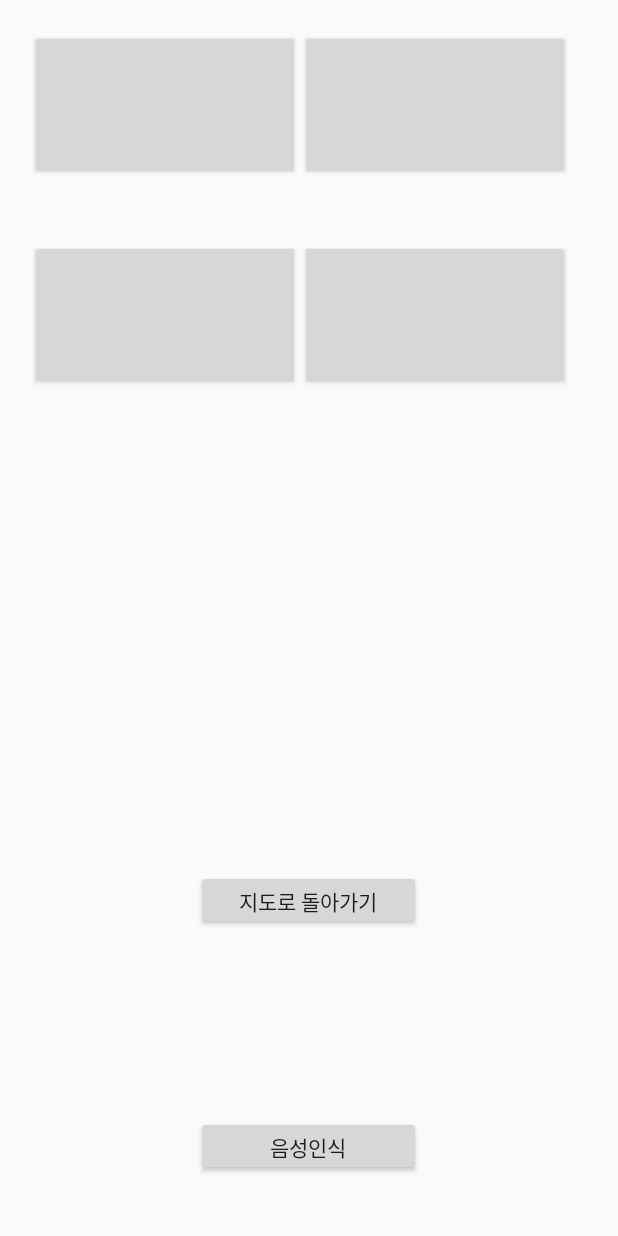
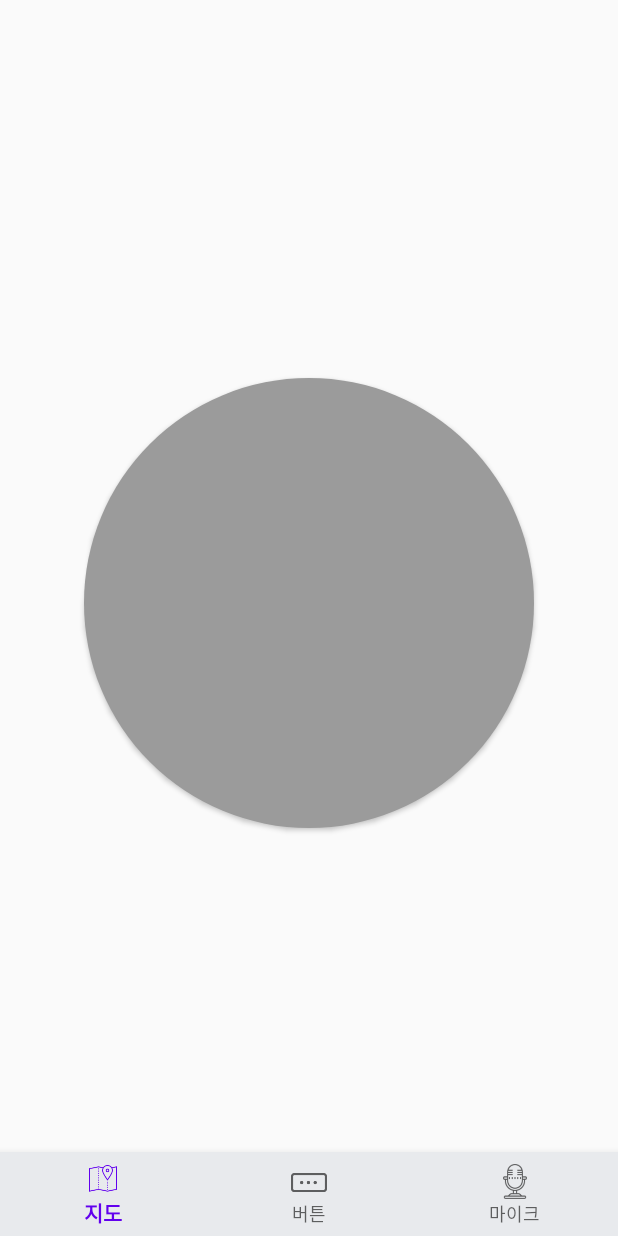
Before and after one commit to KimHyungSik/School_project, an Android app: the Menu_Activity screen opened directly, with no data from a screen before it, on a phone screen of 412 x 824 dp. Run offline under Robolectric (Android 15) with nearby library versions, the phone set to English and light mode, and no system bars; 3 statements that could not run were skipped.

Commit message:
bottom_nav

```diff
--- a/Destination_alarm/app/build.gradle
+++ b/Destination_alarm/app/build.gradle
@@ -40,7 +40,7 @@ dependencies {
     //화면 스와이프프
     implementation 'me.relex:circleindicator:1.2.2'
 
-    implementation 'com.android.support:design:29.0.0'
+    implementation 'com.android.support:design:27.1.1'
 
     testImplementation 'junit:junit:4.12'
     androidTestImplementation 'androidx.test.ext:junit:1.1.1'
--- a/Destination_alarm/app/src/main/java/com/example/destination_alarm/Menu_Activity.java
+++ b/Destination_alarm/app/src/main/java/com/example/destination_alarm/Menu_Activity.java
@@ -1,5 +1,6 @@
 package com.example.destination_alarm;
 
+import androidx.annotation.NonNull;
 import androidx.appcompat.app.AppCompatActivity;
 
 import android.content.Intent;
@@ -7,16 +8,17 @@ import android.os.AsyncTask;
 import android.os.Bundle;
 import android.speech.RecognizerIntent;
 import android.util.Log;
+import android.view.MenuItem;
 import android.view.View;
 import android.widget.Button;
-import android.widget.TextView;
-import android.widget.Toast;
+
+import com.google.android.material.bottomnavigation.BottomNavigationView;
 
 import java.util.ArrayList;
 
 public class Menu_Activity extends AppCompatActivity {
 
-    Button SttBnt, Back_Map;
+    Button SttBnt;
     VoiceTask voiceTask;
 
     @Override
@@ -25,11 +27,40 @@ public class Menu_Activity extends AppCompatActivity {
         setContentView(R.layout.activity_menu_);
         SettingItems();
         SetListener();
+
+        BottomNavigationView bottomNavigationView = findViewById(R.id.Menu_bottom_nav_view);
+        bottomNavigationView.setOnNavigationItemSelectedListener(
+                new BottomNavigationView.OnNavigationItemSelectedListener() {
+                    @Override
+                    public boolean onNavigationItemSelected(@NonNull MenuItem item) {
+
+
+                        // 어떤 메뉴 아이템이 터치되었는지 확인합니다.
+                        switch (item.getItemId()) {
+
+                            case R.id.nav_map:
+                                Intent intent = new Intent(getApplicationContext(), MainGooglMapActivity.class);
+                                startActivity(intent);
+                                overridePendingTransition(0, 0);
+                                return true;
+
+                            case R.id.nav_button:
+
+                                return true;
+
+                            case R.id.nav_mic:
+
+                                return true;
+                        }
+                        return false;
+                    }
+                });
     }
+
+
 
     private void SettingItems(){
         SttBnt  = findViewById(R.id.sttbutton);
-        Back_Map = findViewById(R.id.back_map);
     }
 
     private void SetListener(){
@@ -38,12 +69,6 @@ public class Menu_Activity extends AppCompatActivity {
             public void onClick(View v) {
                 voiceTask = new VoiceTask();
                 voiceTask.execute();
-            }
-        });
-        Back_Map.setOnClickListener(new View.OnClickListener() {
-            @Override
-            public void onClick(View v) {
-                finishAffinity();
             }
         });
     }
@@ -107,7 +132,7 @@ public class Menu_Activity extends AppCompatActivity {
 
     private void control(String stt){
         if(stt.contains("지도")){
-            finishAffinity();
+            Back_Map_Intent();
         }
     }
 }
--- /dev/null
+++ b/Destination_alarm/app/src/main/res/drawable/roundbtn.xml
@@ -0,0 +1,8 @@
+<?xml version="1.0" encoding="utf-8"?>
+<shape xmlns:android="http://schemas.android.com/apk/res/android">
+    <solid android:color="#9B9B9B" />
+    <corners android:bottomRightRadius="150dp"
+        android:bottomLeftRadius="150dp"
+        android:topRightRadius="150dp"
+        android:topLeftRadius="150dp"/>
+</shape>
--- a/Destination_alarm/app/src/main/res/layout/activity_menu_.xml
+++ b/Destination_alarm/app/src/main/res/layout/activity_menu_.xml
@@ -1,57 +1,32 @@
 <?xml version="1.0" encoding="utf-8"?>
-<LinearLayout xmlns:android="http://schemas.android.com/apk/res/android"
+<androidx.constraintlayout.widget.ConstraintLayout xmlns:android="http://schemas.android.com/apk/res/android"
     xmlns:app="http://schemas.android.com/apk/res-auto"
     xmlns:tools="http://schemas.android.com/tools"
     android:layout_width="match_parent"
     android:layout_height="match_parent"
     tools:context=".Menu_Activity"
-    android:orientation="vertical">
+    android:orientation="vertical"
+    >
 
-    <LinearLayout
+    <Button
+        android:id="@+id/sttbutton"
+        android:layout_width="300dp"
+        android:layout_height="300dp"
+        android:layout_marginBottom="20dp"
+        android:background="@drawable/roundbtn"
+        app:layout_constraintBottom_toBottomOf="parent"
+        app:layout_constraintRight_toRightOf="parent"
+        app:layout_constraintLeft_toLeftOf="parent"
+        app:layout_constraintTop_toTopOf="parent" />
+
+    <com.google.android.material.bottomnavigation.BottomNavigationView
+        android:id="@+id/Menu_bottom_nav_view"
         android:layout_width="match_parent"
         android:layout_height="wrap_content"
-        android:orientation="horizontal"
-        android:padding="20dp">
-    <Button
-        android:layout_width="180dp"
-        android:layout_height="100dp"/>
-    <Button
-        android:layout_width="180dp"
-        android:layout_height="100dp"/>
-    </LinearLayout>
-    <LinearLayout
-        android:layout_width="match_parent"
-        android:layout_height="wrap_content"
-        android:orientation="horizontal"
-        android:padding="20dp">
-    <Button
-        android:layout_width="180dp"
-        android:layout_height="100dp"/>
-    <Button
-        android:layout_width="180dp"
-        android:layout_height="100dp"/>
-    </LinearLayout>
-    <Button
-        android:id="@+id/back_map"
-        android:layout_width="150dp"
-        android:layout_height="40dp"
-        android:layout_marginTop="300dp"
-        android:text="지도로 돌아가기"
-        android:layout_gravity="center"/>
+        android:background="#E8EAED"
+        app:layout_constraintBottom_toBottomOf="parent"
+        app:menu="@menu/bottom_bar"
+        tools:ignore="MissingConstraints"
+        />
 
-    <LinearLayout
-        android:layout_width="match_parent"
-        android:layout_height="match_parent"
-        android:orientation="horizontal"
-        android:gravity="center">
-        <Button
-            android:id="@+id/sttbutton"
-            android:layout_width="150dp"
-            android:layout_height="40dp"
-            android:layout_marginBottom="20dp"
-            android:layout_gravity="bottom"
-            android:text="음성인식"
-            />
-    </LinearLayout>
-
-</LinearLayout>
+</androidx.constraintlayout.widget.ConstraintLayout>
--- /dev/null
+++ b/Destination_alarm/app/src/main/res/menu/bottom_bar.xml
@@ -0,0 +1,12 @@
+<?xml version="1.0" encoding="utf-8"?>
+<menu xmlns:android="http://schemas.android.com/apk/res/android">
+    <item android:id="@+id/nav_map"
+        android:title="지도"
+        android:icon="@drawable/map_ma" />
+    <item android:id="@+id/nav_button"
+        android:title="버튼"
+        android:icon="@drawable/button" />
+    <item android:id="@+id/nav_mic"
+        android:title="마이크"
+        android:icon="@drawable/mic" />
+</menu>
--- a/Destination_alarm/app/src/main/res/values/strings.xml
+++ b/Destination_alarm/app/src/main/res/values/strings.xml
@@ -1,3 +1,4 @@
 <resources>
     <string name="app_name">Destination_alarm</string>
+    <string name="down">Down</string>
 </resources>
```
Also changed, not shown: Destination_alarm/app/src/main/java/com/example/destination_alarm/MainGooglMapActivity.java (+30 -12 lines), Destination_alarm/app/src/main/res/layout/activity_main_googl_map.xml (+11 -2 lines), Destination_alarm/app/src/main/res/drawable-v24/button.png (added), Destination_alarm/app/src/main/res/drawable-v24/map_ma.png (added), Destination_alarm/app/src/main/res/drawable-v24/mic.png (added).
